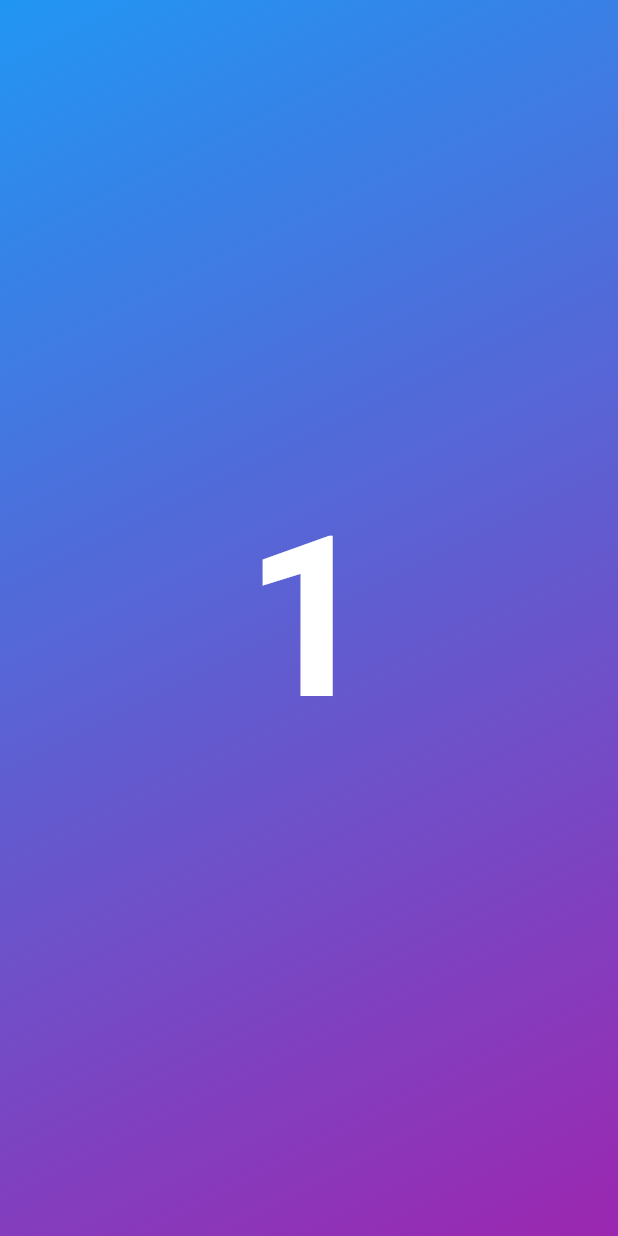
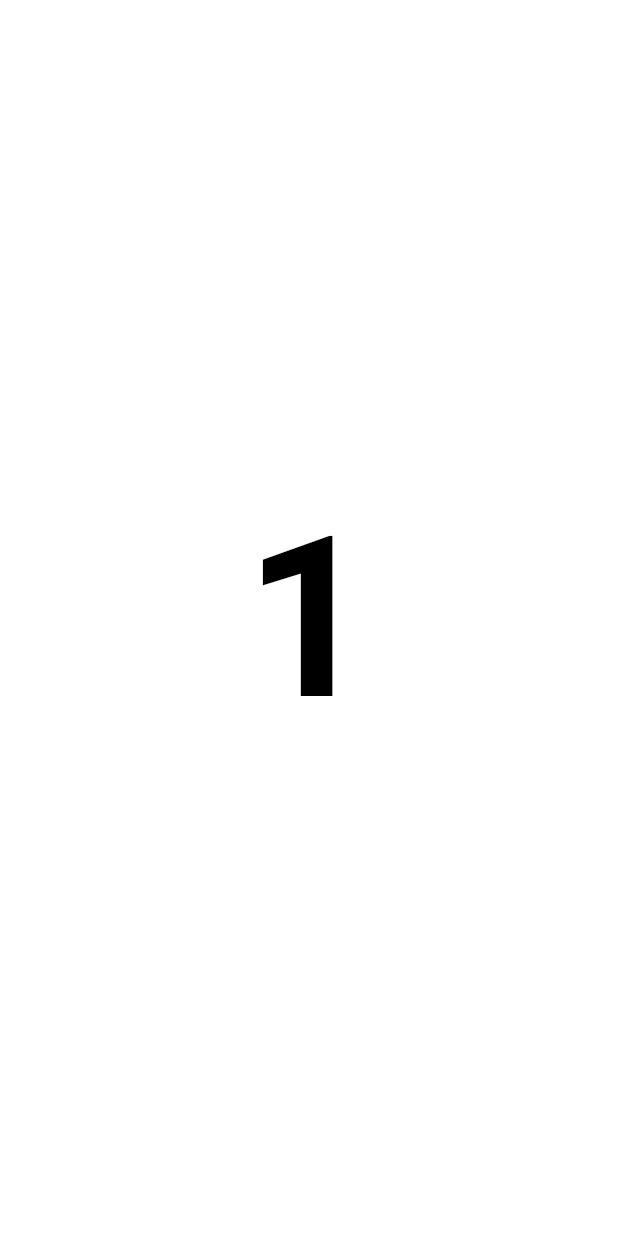
Before and after one commit to pradun-oops/app_counter, a Flutter app: the screen it shows after launch, on a phone screen of 412 x 824 dp. Run offline on Flutter 3.47's test engine with Material 3 defaults, Android fonts, the phone set to English and light mode, and no system bars; our stand-ins replace shared_preferences.

Commit message:
2nd Commit

```diff
--- a/lib/pages/homepage.dart
+++ b/lib/pages/homepage.dart
@@ -10,6 +10,7 @@ class HomePage extends StatefulWidget {
 
 class HomePageState extends State<HomePage> {
   int openCount = 0;
+  Color bgColor = Colors.white;
   // ignore: non_constant_identifier_names
   String OPEN_COUNT = 'openCount';
   @override
@@ -23,15 +24,16 @@ class HomePageState extends State<HomePage> {
     return Scaffold(
       body: Container(
         width: double.infinity,
-        decoration: BoxDecoration(
+        decoration: openCount % 3 == 0 && openCount % 5 == 0
+            ? BoxDecoration(
                 gradient: LinearGradient(
-            colors: [
-              Colors.blue,
-              Colors.purple,
-            ],
                   begin: Alignment.topLeft,
                   end: Alignment.bottomRight,
+                  colors: [Colors.blue, Colors.red],
                 ),
+              )
+            : BoxDecoration(
+                color: bgColor,
               ),
         child: Column(
           mainAxisAlignment: MainAxisAlignment.center,
@@ -41,7 +43,7 @@ class HomePageState extends State<HomePage> {
               '$openCount',
               style: TextStyle(
                   fontSize: 150,
-                  color: Colors.white,
+                  color: Colors.black,
                   fontWeight: FontWeight.bold),
             ),
           ],
@@ -52,10 +54,19 @@ class HomePageState extends State<HomePage> {
 
   void counter() async {
     final prefs = await SharedPreferences.getInstance();
-    setState(() {
+    setState(
+      () {
         openCount = prefs.getInt(OPEN_COUNT) ?? 0;
         openCount++;
         prefs.setInt(OPEN_COUNT, openCount);
-    });
+        if (openCount % 3 == 0) {
+          bgColor = Colors.blue;
+        } else if (openCount % 5 == 0) {
+          bgColor = Colors.red;
+        } else {
+          bgColor = Colors.white;
+        }
+      },
+    );
   }
 }
```
Lines whose indentation alone changed are shown as unchanged.
